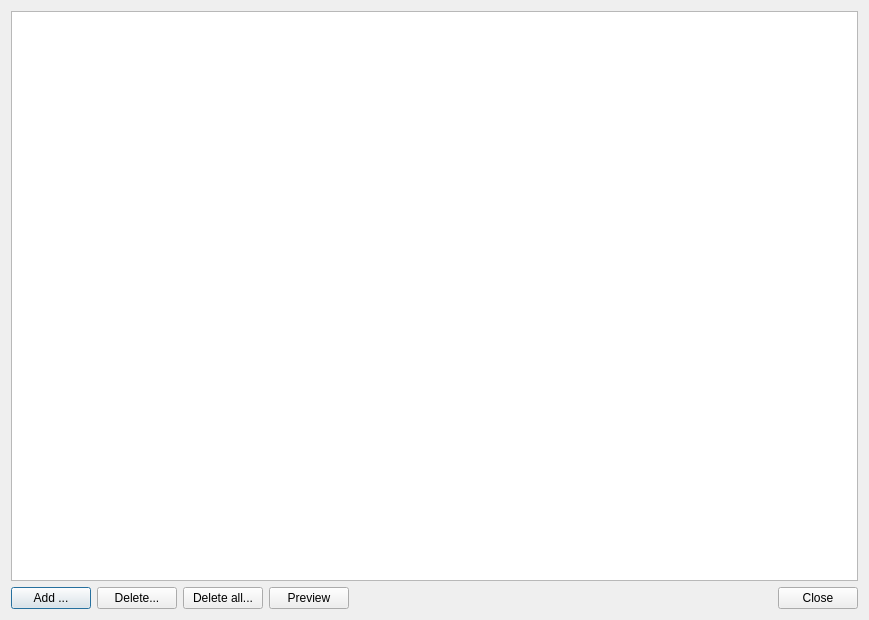
Old version of the form vocatalogmanagerdialog.ui in the repository PavelMr/skytechx.
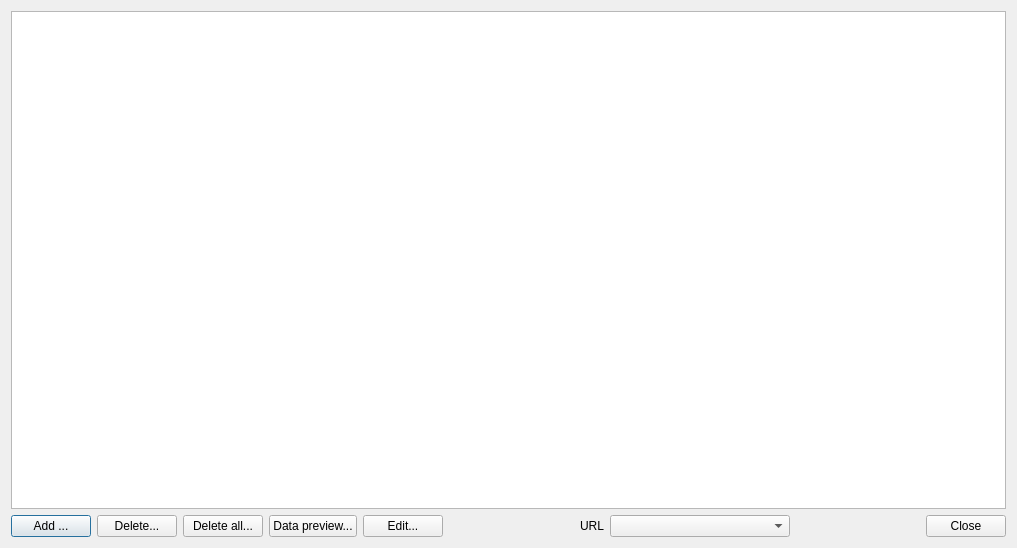
New version of the form.

Patch:
```diff
--- a/vocatalogmanagerdialog.ui
+++ b/vocatalogmanagerdialog.ui
@@ -6,8 +6,8 @@
    <rect>
     <x>0</x>
     <y>0</y>
-    <width>869</width>
-    <height>620</height>
+    <width>1017</width>
+    <height>548</height>
    </rect>
   </property>
   <property name="windowTitle">
@@ -47,7 +47,44 @@
      <item>
       <widget class="QPushButton" name="pushButton_5">
        <property name="text">
-        <string>Preview</string>
+        <string>Data preview...</string>
+       </property>
+      </widget>
+     </item>
+     <item>
+      <widget class="QPushButton" name="pushButton_6">
+       <property name="text">
+        <string>Edit...</string>
+       </property>
+      </widget>
+     </item>
+     <item>
+      <spacer name="horizontalSpacer_2">
+       <property name="orientation">
+        <enum>Qt::Horizontal</enum>
+       </property>
+       <property name="sizeHint" stdset="0">
+        <size>
+         <width>40</width>
+         <height>20</height>
+        </size>
+       </property>
+      </spacer>
+     </item>
+     <item>
+      <widget class="QLabel" name="label">
+       <property name="text">
+        <string>URL</string>
+       </property>
+      </widget>
+     </item>
+     <item>
+      <widget class="QComboBox" name="comboBox">
+       <property name="minimumSize">
+        <size>
+         <width>180</width>
+         <height>0</height>
+        </size>
        </property>
       </widget>
      </item>
```
Left out of the diff: 2 changed lines with no effect on the pictures.
